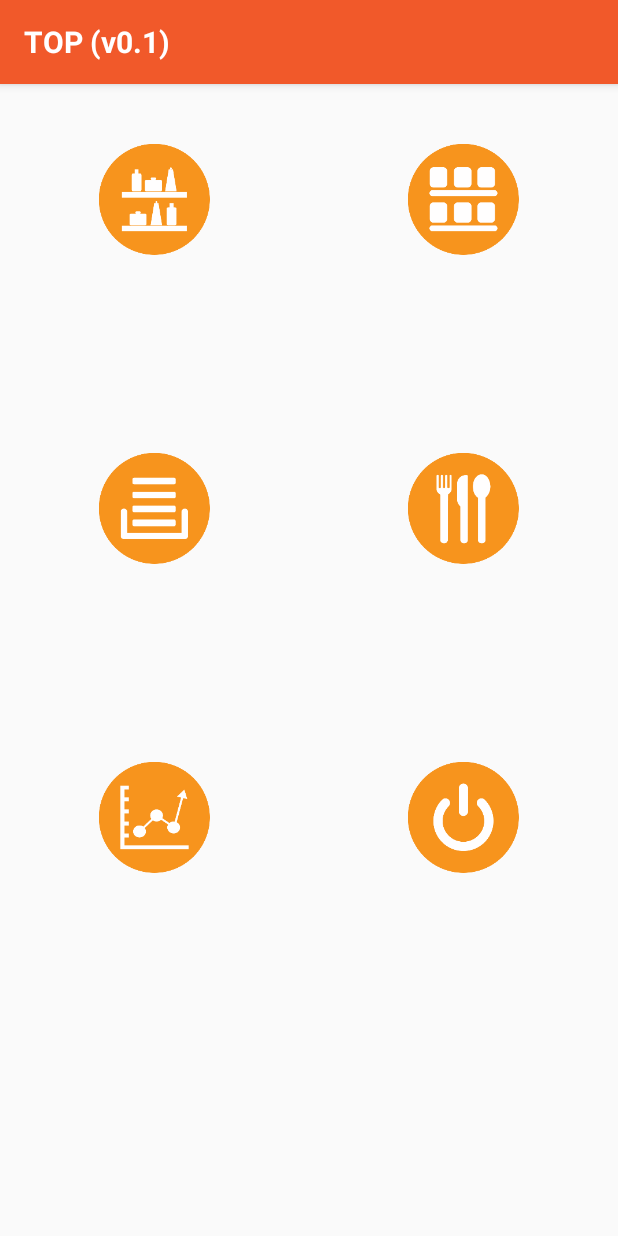
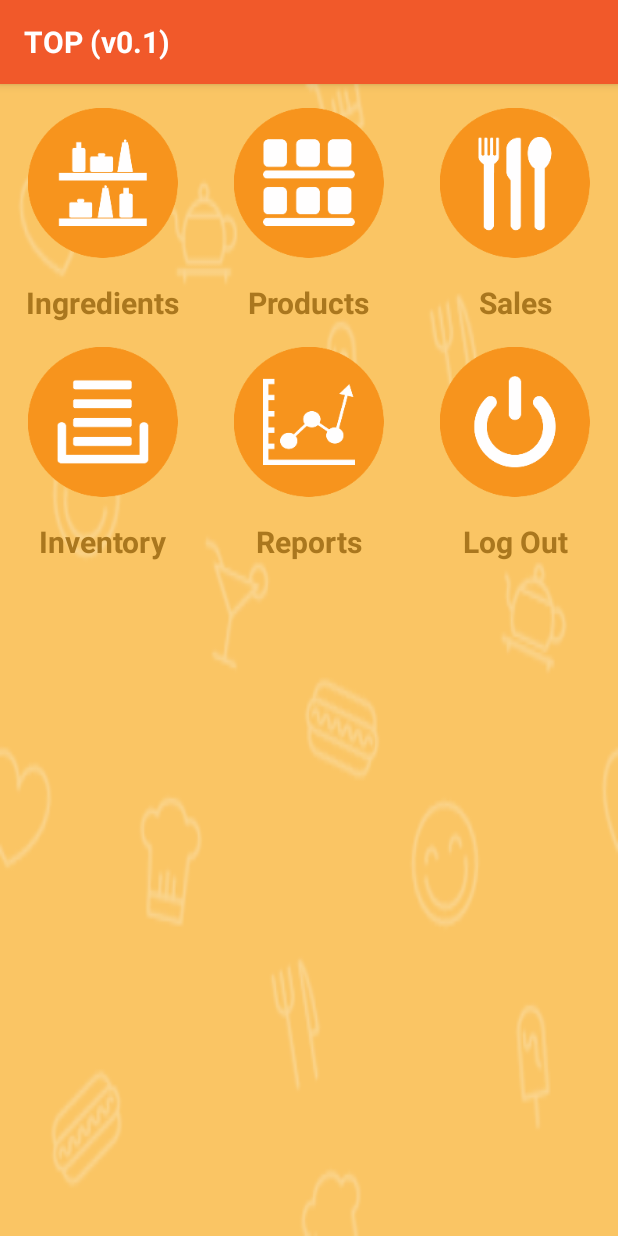
Before and after one commit to mrtongkatali/taste-prosperity, an Android app: the HomeActivity screen opened directly, with no data from a screen before it, on a phone screen of 412 x 824 dp. Run offline under Robolectric (Android 15) with nearby library versions, the phone set to English and light mode, and no system bars; 1 statement that could not run was skipped.

Commit message:
Refactored linearlayout to relativelayout

```diff
--- a/app/src/main/res/layout/activity_login.xml
+++ b/app/src/main/res/layout/activity_login.xml
@@ -3,17 +3,37 @@
     android:orientation="vertical" android:layout_width="match_parent"
     android:layout_height="match_parent"
     android:background="#FFFBE7">
+
+
     <LinearLayout
         android:orientation="vertical" android:layout_width="match_parent"
         android:layout_margin="16dp"
         android:layout_centerInParent="true"
         android:layout_height="wrap_content">
 
+        <RelativeLayout android:layout_width="match_parent"
+            android:layout_height="wrap_content"
+            android:id="@+id/relativeLayout"
+            android:layout_alignParentRight="true"
+            android:layout_alignParentEnd="true"
+            android:layout_marginBottom="20dp">
+
+            <ImageView
+                android:layout_width="150dp"
+                android:layout_height="150dp"
+                android:id="@+id/imageView"
+                android:layout_centerInParent="true"
+                android:layout_marginBottom="38dp"
+                android:src="@drawable/top"/>
+
+        </RelativeLayout>
+
         <TextView
             android:layout_width="wrap_content"
             android:layout_height="wrap_content"
             android:textAppearance="?android:attr/textAppearanceMedium"
-            android:text="USERNAME"/>
+            android:text="USERNAME"
+            android:textSize="13dp" />
 
         <EditText
         android:layout_width="match_parent"
@@ -26,7 +46,8 @@
             android:layout_width="wrap_content"
             android:layout_height="wrap_content"
             android:textAppearance="?android:attr/textAppearanceMedium"
-            android:text="PASSWORD"/>
+            android:text="PASSWORD"
+            android:textSize="13dp" />
 
         <EditText
             android:layout_width="match_parent"
@@ -47,7 +68,8 @@
                 android:layout_gravity="center_horizontal"
                 android:layout_marginRight="5dp"
                 android:background="#F7941D"
-            android:textColor="#FFFFFF" />
+                android:textColor="#FFFFFF"
+                android:textSize="13dp" />
             <Button
                 android:layout_width="0dp"
                 android:layout_weight=".5"
@@ -56,8 +78,10 @@
                 android:id="@+id/btncancel"
                 android:layout_gravity="center_horizontal"
                 android:background="#F7941D"
-            android:textColor="#FFFFFF" />
+                android:textColor="#FFFFFF"
+                android:textSize="13dp" />
 
             </LinearLayout>
     </LinearLayout>
+
 </RelativeLayout>
--- a/app/src/main/res/layout/content_home.xml
+++ b/app/src/main/res/layout/content_home.xml
@@ -2,119 +2,206 @@
 <RelativeLayout xmlns:android="http://schemas.android.com/apk/res/android"
     xmlns:tools="http://schemas.android.com/tools"
     xmlns:app="http://schemas.android.com/apk/res-auto" android:layout_width="match_parent"
+    app:layout_behavior="@string/appbar_scrolling_view_behavior"
     android:layout_height="match_parent"
     tools:showIn="@layout/activity_home"
-    tools:context="com.example.leod.tasteprosperity.HomeActivity">
+    tools:context="com.example.leod.tasteprosperity.HomeActivity"
+    android:background="@drawable/bg_food">
 
-
-    <ScrollView xmlns:android="http://schemas.android.com/apk/res/android"
-        android:layout_width="match_parent"
-        android:layout_height="match_parent"
-        android:paddingTop="30dp">
-
+    <LinearLayout xmlns:android="http://schemas.android.com/apk/res/android"
+        xmlns:tools="http://schemas.android.com/tools" android:layout_width="match_parent"
+        android:layout_height="wrap_content" android:orientation="vertical"
+        android:weightSum="1">
 
         <LinearLayout xmlns:android="http://schemas.android.com/apk/res/android"
-            xmlns:tools="http://schemas.android.com/tools" android:layout_width="match_parent"
-            android:layout_height="wrap_content" android:orientation="vertical"
-            android:weightSum="1">
+        xmlns:tools="http://schemas.android.com/tools" android:layout_width="match_parent"
+        android:layout_height="wrap_content" android:orientation="horizontal"
+        android:weightSum="1">
 
-            <LinearLayout
-                android:orientation="horizontal" android:layout_width="match_parent"
-                android:layout_height="wrap_content">
+            <RelativeLayout android:layout_width="wrap_content"
+                android:layout_height="wrap_content"
+                android:layout_weight=".35">
 
                 <ImageButton
-                    android:layout_width="0dp"
+                    android:layout_width="100dp"
                     android:layout_height="wrap_content"
+                    android:layout_centerHorizontal="true"
                     android:id="@+id/viewIngredientsBtn"
                     android:scaleType="fitXY"
                     android:adjustViewBounds="true"
                     android:layout_margin="16dp"
                     android:src="@drawable/ic_ingredients"
                     android:background="@null"
-                    android:padding="50dp"
-                    android:layout_weight=".5"
+                    android:padding="0dp"
                     android:onClick="viewIngredient"/>
 
 
+                <TextView android:id="@+id/ingredientsLbl"
+                    android:layout_width="wrap_content"
+                    android:layout_height="wrap_content"
+                    android:layout_below="@+id/viewIngredientsBtn"
+                    android:layout_centerHorizontal="true"
+                    android:text="Ingredients"
+                    android:textColor="#aa771e"
+                    android:textSize="20dp"
+                    android:textStyle="bold"/>
+            </RelativeLayout>
+
+            <RelativeLayout android:layout_width="wrap_content"
+                android:layout_height="wrap_content"
+                android:layout_weight=".35">
+
                 <ImageButton
-                    android:layout_width="0dp"
+                    android:layout_width="100dp"
                     android:layout_height="wrap_content"
+                    android:layout_centerHorizontal="true"
                     android:id="@+id/viewProductsBtn"
                     android:scaleType="fitXY"
                     android:adjustViewBounds="true"
                     android:layout_margin="16dp"
                     android:src="@drawable/ic_products"
                     android:background="@null"
-                    android:padding="50dp"
-                    android:layout_weight=".5"/>
+                    android:padding="0dp" />
 
-            </LinearLayout>
+                <TextView android:id="@+id/productsLbl"
+                    android:layout_width="wrap_content"
+                    android:layout_height="wrap_content"
+                    android:layout_centerHorizontal="true"
+                    android:layout_below="@+id/viewProductsBtn"
+                    android:text="Products"
+                    android:textColor="#aa771e"
+                    android:textSize="20dp"
+                    android:textStyle="bold"/>
+            </RelativeLayout>
 
-            <LinearLayout
-                android:orientation="horizontal" android:layout_width="match_parent"
-                android:layout_height="wrap_content">
+            <RelativeLayout android:layout_width="wrap_content"
+                android:layout_height="wrap_content"
+                android:layout_weight=".35">
 
                 <ImageButton
-                    android:layout_width="0dp"
+                    android:layout_width="100dp"
                     android:layout_height="wrap_content"
+                    android:layout_centerHorizontal="true"
+                    android:id="@+id/viewSalesBtn"
+                    android:scaleType="fitXY"
+                    android:adjustViewBounds="true"
+                    android:layout_margin="16dp"
+                    android:src="@drawable/ic_order"
+                    android:background="@null"
+                    android:padding="0dp"/>
+
+
+                <TextView android:id="@+id/salesLbl"
+                    android:layout_width="wrap_content"
+                    android:layout_height="wrap_content"
+                    android:layout_centerHorizontal="true"
+                    android:layout_below="@+id/viewSalesBtn"
+                    android:text="Sales"
+                    android:textColor="#aa771e"
+                    android:textSize="20dp"
+                    android:textStyle="bold" />
+            </RelativeLayout>
+
+        </LinearLayout>
+
+        <!-- 2nd Part -->
+        <LinearLayout xmlns:android="http://schemas.android.com/apk/res/android"
+        xmlns:tools="http://schemas.android.com/tools" android:layout_width="match_parent"
+        android:layout_height="wrap_content" android:orientation="horizontal"
+        android:weightSum="1">
+
+
+            <RelativeLayout android:layout_width="wrap_content"
+                android:layout_height="wrap_content"
+                android:layout_weight=".35">
+
+                <ImageButton
+                    android:layout_width="100dp"
+                    android:layout_height="wrap_content"
+                    android:layout_centerHorizontal="true"
                     android:id="@+id/viewInventoryBtn"
-                    android:scaleType="fitCenter"
+                    android:scaleType="fitXY"
                     android:adjustViewBounds="true"
                     android:layout_margin="16dp"
                     android:src="@drawable/ic_inventory"
                     android:background="@null"
-                    android:padding="50dp"
-                    android:layout_weight=".5"/>
+                    android:padding="0dp"/>
 
 
-                <ImageButton
-                    android:layout_width="0dp"
+                <TextView android:id="@+id/inventoryLbl"
+                    android:layout_width="wrap_content"
                     android:layout_height="wrap_content"
-                    android:id="@+id/viewSalesBtn"
-                    android:scaleType="fitCenter"
-                    android:adjustViewBounds="true"
-                    android:layout_margin="16dp"
-                    android:src="@drawable/ic_order"
-                    android:background="@null"
-                    android:padding="50dp"
-                    android:layout_weight=".5"/>
+                    android:layout_centerHorizontal="true"
+                    android:layout_below="@+id/viewInventoryBtn"
+                    android:text="Inventory"
+                    android:textColor="#aa771e"
+                    android:textSize="20dp"
+                    android:textStyle="bold" />
+            </RelativeLayout>
 
-            </LinearLayout>
-
-            <LinearLayout
-                android:orientation="horizontal" android:layout_width="match_parent"
-                android:layout_height="wrap_content">
+            <RelativeLayout android:layout_width="wrap_content"
+                android:layout_height="wrap_content"
+                android:layout_weight=".35">
 
                 <ImageButton
-                    android:layout_width="0dp"
+                    android:layout_width="100dp"
                     android:layout_height="wrap_content"
+                    android:layout_centerHorizontal="true"
                     android:id="@+id/viewReportsBtn"
                     android:scaleType="fitXY"
                     android:adjustViewBounds="true"
                     android:layout_margin="16dp"
                     android:src="@drawable/ic_reports"
                     android:background="@null"
-                    android:padding="50dp"
-                    android:layout_weight=".5"/>
+                    android:padding="0dp"/>
+
+
+                <TextView android:id="@+id/reportsLbl"
+                    android:layout_width="wrap_content"
+                    android:layout_height="wrap_content"
+                    android:layout_centerHorizontal="true"
+                    android:layout_below="@+id/viewReportsBtn"
+                    android:text="Reports"
+                    android:textColor="#aa771e"
+                    android:textSize="20dp"
+                    android:textStyle="bold" />
+            </RelativeLayout>
+
+            <RelativeLayout android:layout_width="wrap_content"
+                android:layout_height="wrap_content"
+                android:layout_weight=".35">
 
                 <ImageButton
-                    android:layout_width="0dp"
+                    android:layout_width="100dp"
                     android:layout_height="wrap_content"
+                    android:layout_centerHorizontal="true"
                     android:id="@+id/logOutBtn"
-                    android:scaleType="fitCenter"
+                    android:scaleType="fitXY"
                     android:adjustViewBounds="true"
                     android:layout_margin="16dp"
                     android:src="@drawable/ic_logout"
                     android:background="@null"
-                    android:layout_weight=".5"
-                    android:padding="50dp"
+                    android:padding="0dp"
                     android:onClick="exitApp"/>
 
-            </LinearLayout>
+
+                <TextView android:id="@+id/logoutLbl"
+                    android:layout_width="wrap_content"
+                    android:layout_height="wrap_content"
+                    android:layout_centerHorizontal="true"
+                    android:layout_below="@+id/logOutBtn"
+                    android:text="Log Out"
+                    android:textColor="#aa771e"
+                    android:textSize="20dp"
+                    android:textStyle="bold" />
+            </RelativeLayout>
+
 
         </LinearLayout>
 
-    </ScrollView>
+
+    </LinearLayout>
+
 
 
 </RelativeLayout>
```
Lines whose indentation alone changed are shown as unchanged.
